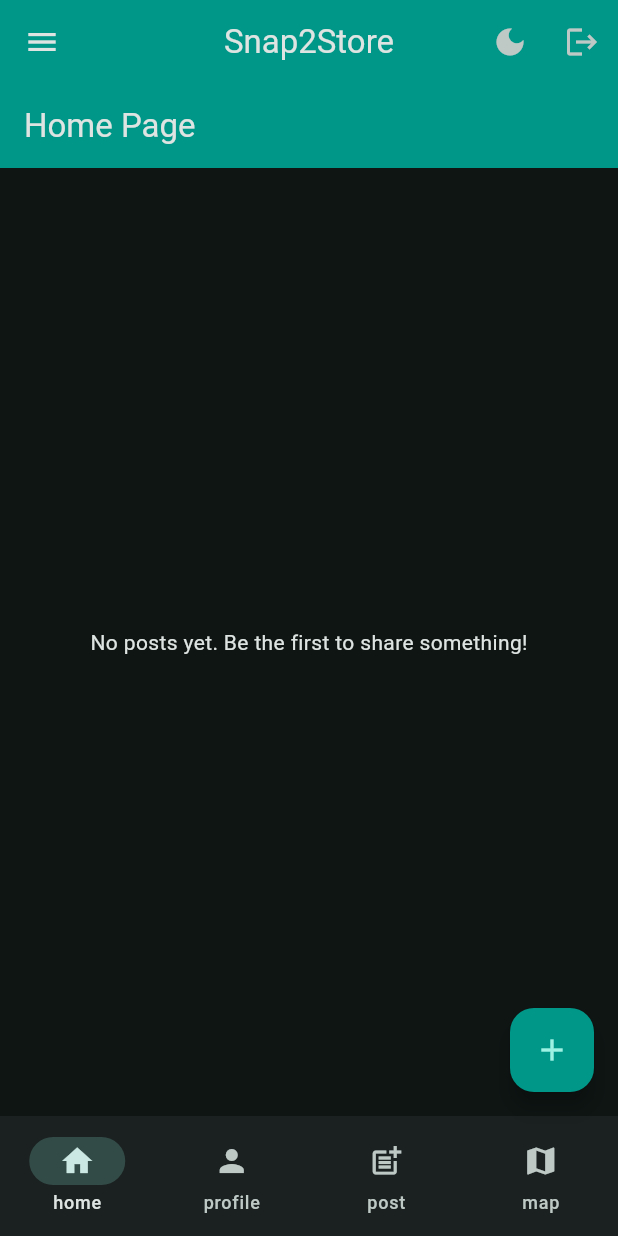
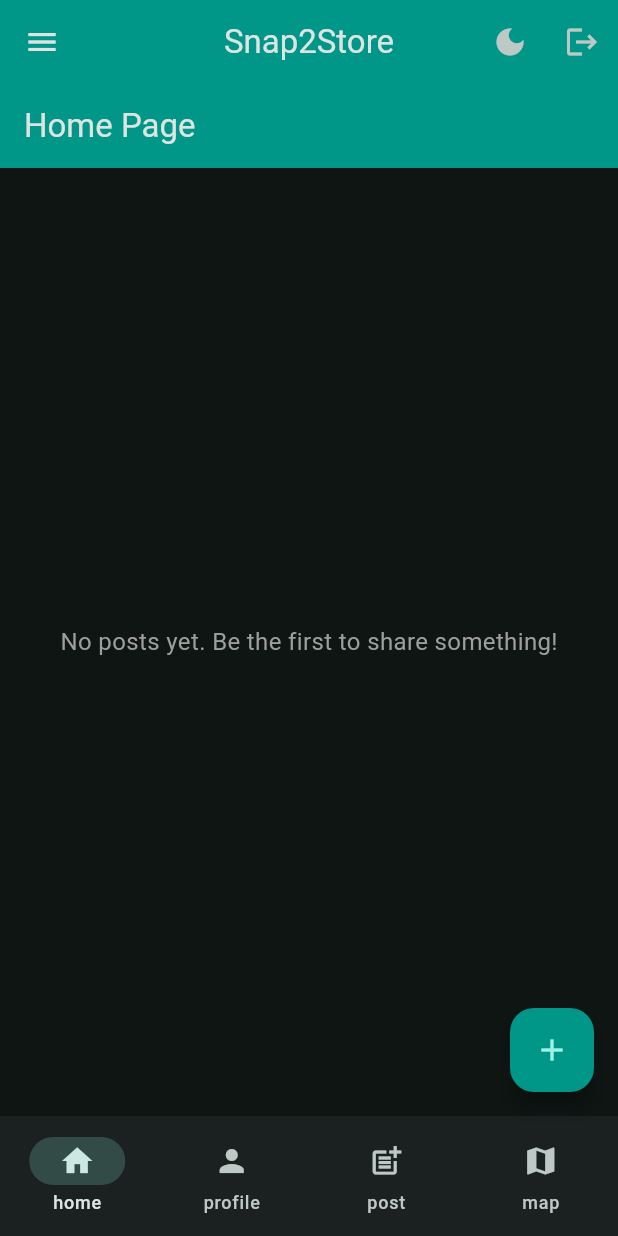
Before and after one commit to apjakilan/flutter_app, a Flutter app: the screen it shows after launch, after a tap on "Login", on a phone screen of 412 x 824 dp. Run offline on Flutter 3.47's test engine with Material 3 defaults, Android fonts, the light colour scheme and no system bars; our stand-ins replace file_picker, go_router, google_maps_flutter, image_picker, supabase_flutter; accounts and stored records are empty.

Commit message:
changed home page

```diff
--- a/lib/views/pages/home_page.dart
+++ b/lib/views/pages/home_page.dart
@@ -9,31 +9,56 @@
 }
 
 class _HomePageState extends State<HomePage> {
+  final supabase = Supabase.instance.client;
   final title = 'Home Page';
 
-  // ✅ Stream posts joined with profile info
-  final _postsStream = Supabase.instance.client
+  late final Stream<List<Map<String, dynamic>>> _postsStream;
+
+  @override
+  void initState() {
+    super.initState();
+    _postsStream = _getRealtimePosts();
+  }
+
+  /// ✅ Creates a realtime stream of posts and joins with profile info
+  Stream<List<Map<String, dynamic>>> _getRealtimePosts() {
+    return supabase
         .from('posts')
         .stream(primaryKey: ['id'])
         .order('created_at', ascending: false)
-      .map((posts) async {
-    // For each post, fetch profile data
-    final supabase = Supabase.instance.client;
+        .asyncMap((posts) async {
+      if (posts.isEmpty) return posts;
+
+      // Collect unique user IDs
+      final userIds = posts.map((p) => p['user_id']).toSet().toList();
+
+      // Fetch all related profiles in a single query
+      final profiles = await supabase
+          .from('profile')
+          .select('id, username, avatar_url')
+          .inFilter('id', userIds);
+
+      // Map each user_id to their profile
+      final profileMap = {
+        for (var p in profiles) p['id']: p,
+      };
+
+      // Attach profiles to posts
       for (final post in posts) {
-      final profile = await supabase
-          .from('profile')
-          .select('username, avatar_url')
-          .eq('id', post['user_id'])
-          .single();
-      post['profile'] = profile;
+        post['profile'] = profileMap[post['user_id']];
       }
+
       return posts;
-  }).asyncMap((posts) async => await posts);
+    });
+  }
 
   @override
   Widget build(BuildContext context) {
     return Scaffold(
-      appBar: AppBar(title: Text(title), backgroundColor: Colors.teal),
+      appBar: AppBar(
+        title: Text(title),
+        backgroundColor: Colors.teal,
+      ),
       body: StreamBuilder<List<Map<String, dynamic>>>(
         stream: _postsStream,
         builder: (context, snapshot) {
@@ -42,29 +67,51 @@
             return const Center(child: CircularProgressIndicator());
           }
 
+          if (snapshot.hasError) {
+            return Center(
+              child: Text(
+                'Error loading posts: ${snapshot.error}',
+                style: const TextStyle(color: Colors.red),
+              ),
+            );
+          }
+
           final posts = snapshot.data!;
           if (posts.isEmpty) {
             return const Center(
-                child: Text('No posts yet. Be the first to share something!'));
+              child: Text(
+                'No posts yet. Be the first to share something!',
+                style: TextStyle(fontSize: 16, color: Colors.grey),
+              ),
+            );
           }
 
-          return ListView.builder(
+          return RefreshIndicator(
+            onRefresh: () async {
+              setState(() {
+                _postsStream = _getRealtimePosts(); // reload stream manually
+              });
+            },
+            child: ListView.builder(
               itemCount: posts.length,
               itemBuilder: (context, index) {
                 final post = posts[index];
                 final profile = post['profile'] ?? {};
                 final username = profile['username'] ?? 'Unknown';
                 final avatarUrl = profile['avatar_url'];
+                final content = post['content'] ?? '';
+                final createdAt = post['created_at'] ?? '';
 
                 return Card(
-                margin: const EdgeInsets.symmetric(horizontal: 12, vertical: 8),
+                  margin:
+                      const EdgeInsets.symmetric(horizontal: 12, vertical: 8),
                   elevation: 3,
                   shape: RoundedRectangleBorder(
                     borderRadius: BorderRadius.circular(12),
                   ),
                   child: ListTile(
                     leading: CircleAvatar(
-                    backgroundImage: avatarUrl != null
+                      backgroundImage: avatarUrl != null && avatarUrl != ''
                           ? NetworkImage(avatarUrl)
                           : const AssetImage('assets/default_avatar.png')
                               as ImageProvider,
@@ -72,21 +119,28 @@
                     title: Text(
                       username,
                       style: const TextStyle(
-                        fontWeight: FontWeight.bold, fontSize: 16),
+                        fontWeight: FontWeight.bold,
+                        fontSize: 16,
                       ),
-                  subtitle: Text(post['content'] ?? ''),
+                    ),
+                    subtitle: Padding(
+                      padding: const EdgeInsets.only(top: 4.0),
+                      child: Text(content),
+                    ),
                     trailing: Text(
-                    post['created_at'] != null
-                        ? DateTime.parse(post['created_at'])
+                      createdAt != ''
+                          ? DateTime.parse(createdAt)
                               .toLocal()
                               .toString()
                               .substring(0, 16)
                           : '',
-                    style: const TextStyle(fontSize: 12, color: Colors.grey),
+                      style:
+                          const TextStyle(fontSize: 12, color: Colors.grey),
                     ),
                   ),
                 );
               },
+            ),
           );
         },
       ),
--- a/lib/views/router.dart
+++ b/lib/views/router.dart
@@ -1,6 +1,5 @@
 import 'package:flutter/material.dart';
 import 'package:go_router/go_router.dart';
-import '';
 
 final _rootNavigatorKey = GlobalKey<NavigatorState>();
 
```
Lines whose indentation alone changed are shown as unchanged.
